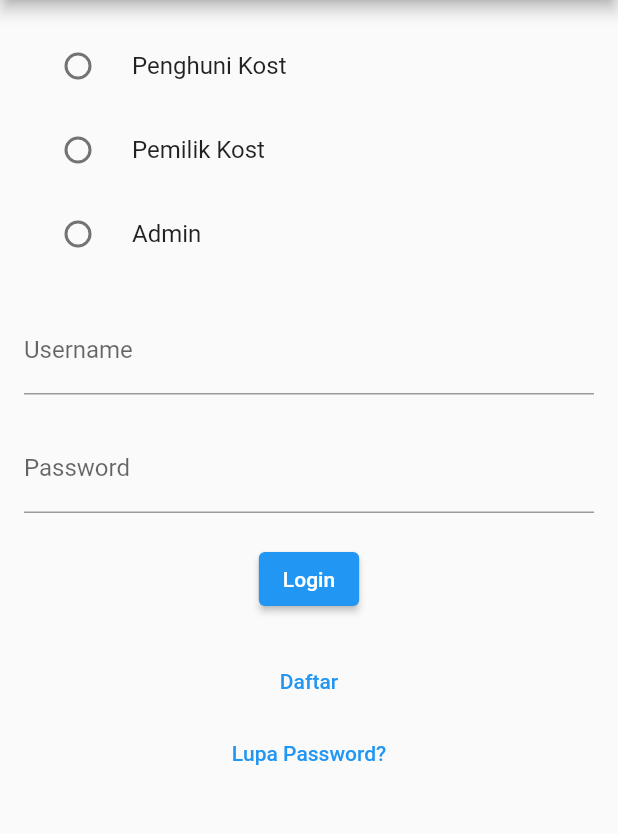
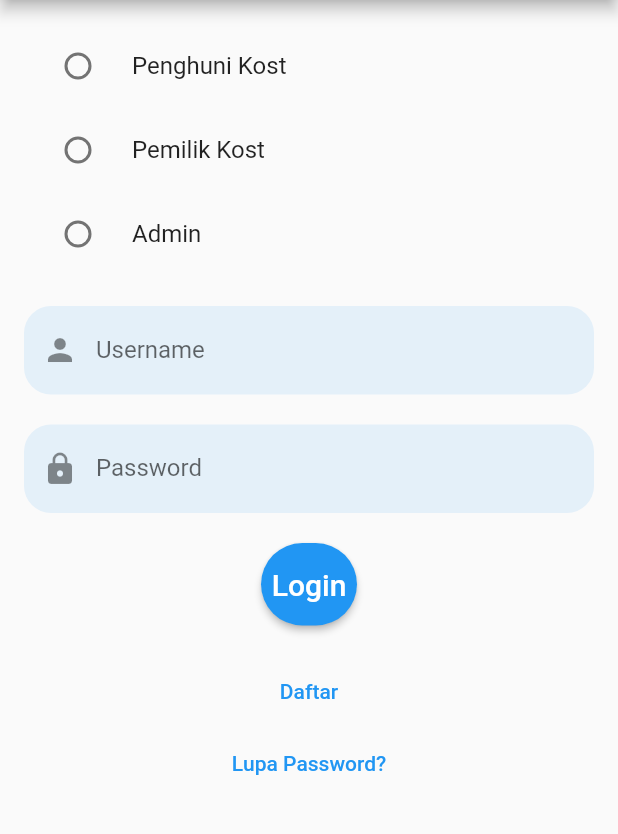
Before and after one commit to MarksonL/IPPL_KostIon, a Flutter app: the screen it shows after launch, on a phone screen of 412 x 824 dp, the part 84-918 px from its top. Run offline on Flutter 3.47's test engine with Material 2 defaults, Android fonts, the phone set to English and light mode, and no system bars; our stand-ins replace cloud_firestore, firebase_auth, firebase_core; accounts and stored records are empty.

Commit message:
tampilan login

```diff
--- a/lib/presentation/loginPage.dart
+++ b/lib/presentation/loginPage.dart
@@ -76,17 +76,29 @@ class _LoginPageState extends State<LoginPage> {
                   ],
                 ),
                 const SizedBox(height: 20.0),
-                const TextField(
+                TextField(
                   decoration: InputDecoration(
-                    labelText: 'Username',
-                  ),
+                      labelText: 'Username',
+                      border: OutlineInputBorder(
+                          borderRadius: BorderRadius.circular(18),
+                          borderSide: BorderSide.none),
+                      fillColor:
+                          Theme.of(context).primaryColor.withOpacity(0.1),
+                      filled: true,
+                      prefixIcon: Icon(Icons.person)),
                 ),
                 const SizedBox(height: 20.0),
-                const TextField(
+                TextField(
                   obscureText: true,
                   decoration: InputDecoration(
-                    labelText: 'Password',
-                  ),
+                      labelText: 'Password',
+                      border: OutlineInputBorder(
+                          borderRadius: BorderRadius.circular(18),
+                          borderSide: BorderSide.none),
+                      fillColor:
+                          Theme.of(context).primaryColor.withOpacity(0.1),
+                      filled: true,
+                      prefixIcon: Icon(Icons.lock)),
                 ),
                 const SizedBox(height: 20.0),
                 ElevatedButton(
@@ -113,7 +125,14 @@ class _LoginPageState extends State<LoginPage> {
                       );
                     }
                   },
-                  child: const Text('Login'),
+                  child: const Text(
+                    'Login',
+                    style: TextStyle(fontSize: 20),
+                  ),
+                  style: ElevatedButton.styleFrom(
+                    shape: StadiumBorder(),
+                    padding: EdgeInsets.symmetric(vertical: 16),
+                  ),
                 ),
                 const SizedBox(height: 20.0),
                 TextButton(
```
